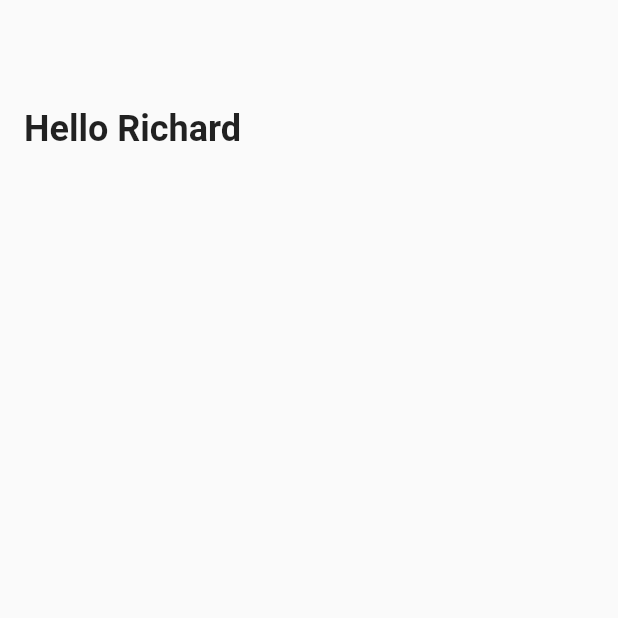
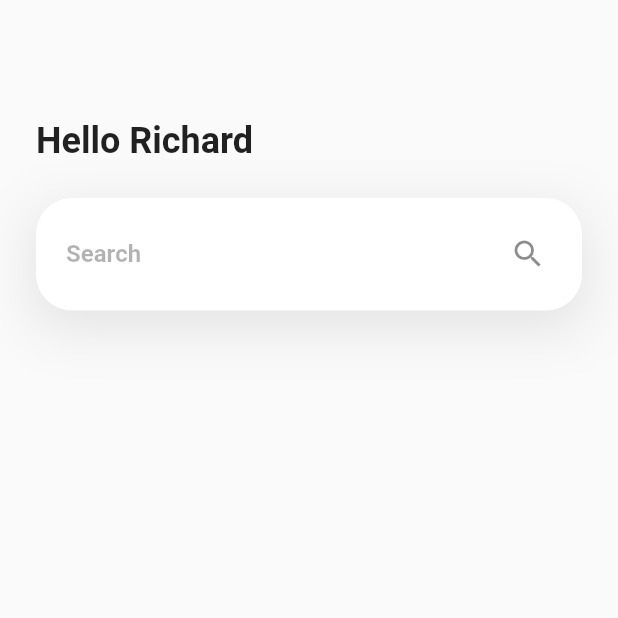
Before and after one commit to huynhtastic/5-days-ui-online-courses, a Flutter app: the screen it shows after launch, on a phone screen of 412 x 824 dp, the top half of it. Run offline on Flutter 3.47's test engine with Material 2 defaults, Android fonts, the phone set to English and light mode, and no system bars.

Commit message:
complete text input

```diff
--- a/lib/main.dart
+++ b/lib/main.dart
@@ -1,4 +1,5 @@
 import 'package:flutter/material.dart';
+import 'screens/home_screen.dart';
 
 void main() {
   runApp(MyApp());
@@ -8,45 +9,11 @@ class MyApp extends StatelessWidget {
   @override
   Widget build(BuildContext context) {
     return MaterialApp(
-      title: 'Flutter Demo',
       theme: ThemeData(
         primarySwatch: Colors.blue,
         visualDensity: VisualDensity.adaptivePlatformDensity,
       ),
-      home: MyHomePage(),
+      home: HomeScreen(),
     );
   }
 }
-
-class MyHomePage extends StatefulWidget {
-  MyHomePage({Key key}) : super(key: key);
-
-  @override
-  _MyHomePageState createState() => _MyHomePageState();
-}
-
-class _MyHomePageState extends State<MyHomePage> {
-  @override
-  Widget build(BuildContext context) {
-    return Scaffold(
-      appBar: AppBar(
-        backgroundColor: Color.fromARGB(0, 0, 0, 0),
-        shadowColor: Color.fromRGBO(0, 0, 0, 0),
-      ),
-      body: Container(
-        padding: EdgeInsets.all(16.0),
-        child: Column(
-          children: <Widget>[
-            Text(
-              'Hello Richard',
-              style: TextStyle(
-                fontSize: 24.0,
-                fontWeight: FontWeight.bold,
-              ),
-            ),
-          ],
-        ),
-      ),
-    );
-  }
-}
--- /dev/null
+++ b/lib/screens/home_screen.dart
@@ -0,0 +1,57 @@
+import 'package:flutter/material.dart';
+
+class HomeScreen extends StatelessWidget {
+  @override
+  Widget build(BuildContext context) {
+    return Scaffold(
+      appBar: AppBar(
+        backgroundColor: Color.fromARGB(0, 0, 0, 0),
+        shadowColor: Color.fromRGBO(0, 0, 0, 0),
+      ),
+      body: Container(
+        padding: EdgeInsets.all(24.0),
+        child: Column(
+          crossAxisAlignment: CrossAxisAlignment.start,
+          children: <Widget>[
+            Text(
+              'Hello Richard',
+              style: TextStyle(fontSize: 24.0, fontWeight: FontWeight.bold),
+            ),
+            SizedBox(height: 24.0),
+            Container(
+              decoration: BoxDecoration(boxShadow: [
+                BoxShadow(
+                    color: Colors.black38.withOpacity(0.1),
+                    blurRadius: 32,
+                    offset: const Offset(0, 10)),
+              ]),
+              child: TextField(
+                decoration: InputDecoration(
+                  labelStyle: TextStyle(
+                    fontWeight: FontWeight.bold,
+                    color: Color.fromRGBO(0, 0, 0, 0.3),
+                  ),
+                  labelText: "Search",
+                  suffixIcon: Padding(
+                    padding: const EdgeInsetsDirectional.only(end: 24.0),
+                    child: Icon(Icons.search),
+                  ),
+                  contentPadding: EdgeInsets.symmetric(
+                    vertical: 28.0,
+                    horizontal: 20.0,
+                  ),
+                  filled: true,
+                  fillColor: Colors.white,
+                  enabledBorder: OutlineInputBorder(
+                    borderSide: BorderSide(color: Colors.transparent),
+                    borderRadius: BorderRadius.all(Radius.circular(24.0)),
+                  ),
+                ),
+              ),
+            ),
+          ],
+        ),
+      ),
+    );
+  }
+}
```
